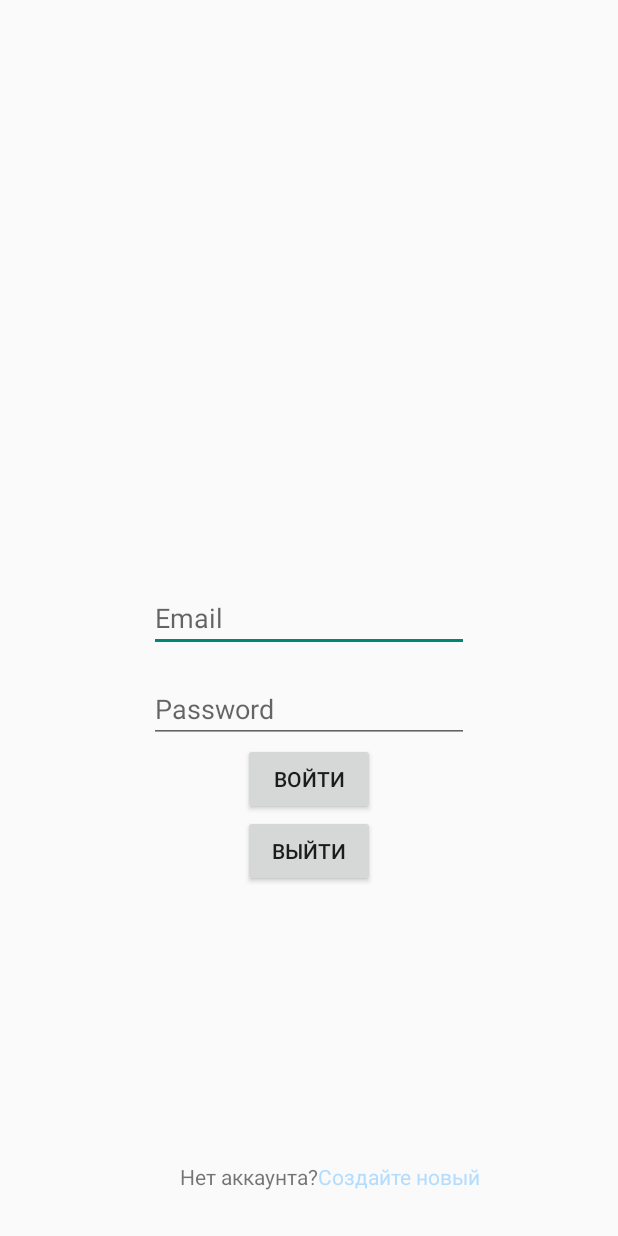
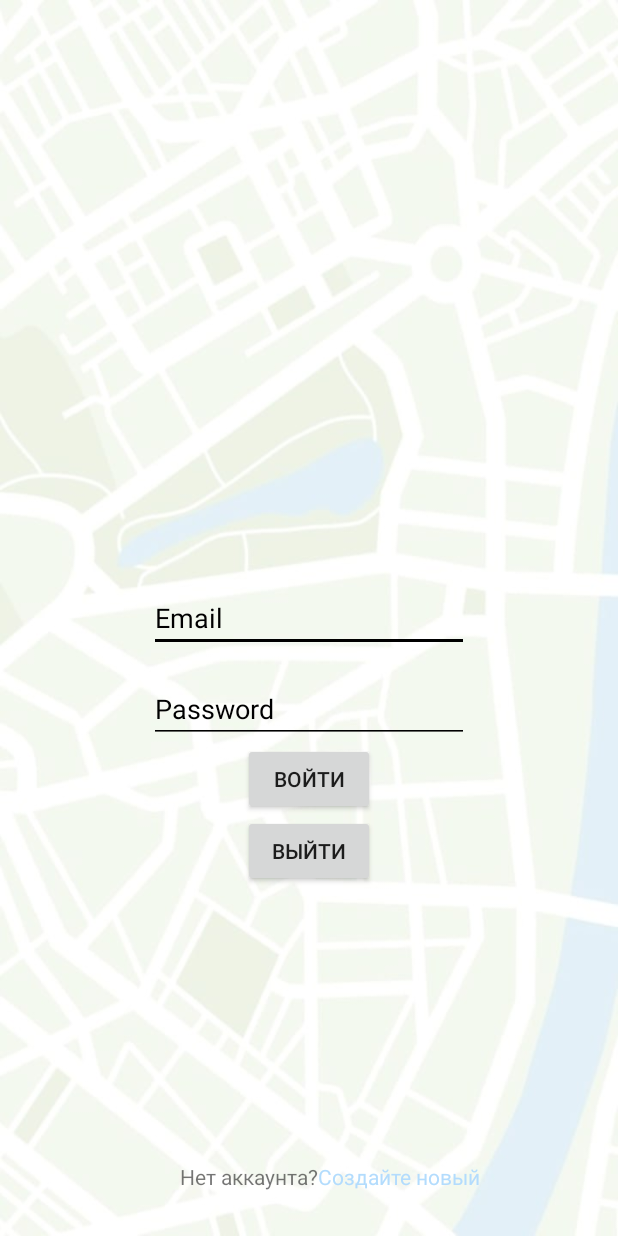
Before and after one commit to farhod849/Nah-i-d-win, an Android app: the screen it shows after launch (MainActivity), on a phone screen of 412 x 824 dp. Run offline under Robolectric (Android 15) with nearby library versions, the phone set to English and light mode, and no system bars; our stand-ins replace Firebase (no records; nobody signed in at launch, a user with empty details on screens opened directly).

Commit message:
commit 2
Changes:
- logout btn
- image buttons instead regular buttons
- some little job with bg and colors

```diff
--- a/app/src/main/res/layout/activity_main.xml
+++ b/app/src/main/res/layout/activity_main.xml
@@ -4,9 +4,11 @@
     xmlns:tools="http://schemas.android.com/tools"
     android:layout_width="match_parent"
     android:layout_height="match_parent"
-    tools:context=".activities.MainActivity">
+    tools:context=".activities.MainActivity"
+    android:background="@drawable/background_app">
 
     <androidx.fragment.app.FragmentContainerView
+
         android:id="@+id/ContainerFrag"
         android:layout_width="match_parent"
         android:layout_height="match_parent"
--- a/app/src/main/res/layout/fragment_login.xml
+++ b/app/src/main/res/layout/fragment_login.xml
@@ -4,7 +4,9 @@
     android:layout_width="match_parent"
     android:layout_height="match_parent"
     xmlns:app="http://schemas.android.com/apk/res-auto"
-    tools:context=".fragments.FragmentLogin">
+    tools:context=".fragments.FragmentLogin"
+    android:background="@drawable/background_app"
+    >
 
     <Button
 
@@ -17,7 +19,9 @@
         android:text="Выйти"/>
 
     <EditText
-
+        android:backgroundTint="@color/black"
+        android:textColor="@color/black"
+        android:textColorHint="@color/black"
         app:layout_constraintRight_toRightOf="parent"
         app:layout_constraintLeft_toLeftOf="parent"
         app:layout_constraintTop_toTopOf="parent"
@@ -36,6 +40,9 @@
         app:layout_constraintLeft_toLeftOf="parent"
         app:layout_constraintTop_toBottomOf="@id/TextEmail"
         android:id="@+id/TextPassword"
+        android:backgroundTint="@color/black"
+        android:textColor="@color/black"
+        android:textColorHint="@color/black"
         android:layout_width="wrap_content"
         android:layout_height="wrap_content"
         android:ems="10"
--- a/app/src/main/res/navigation/nav_graph.xml
+++ b/app/src/main/res/navigation/nav_graph.xml
@@ -41,7 +41,14 @@
         android:id="@+id/fragmentProfile"
         android:name="com.example.bus_app_e.fragments.FragmentProfile"
         android:label="fragment_profile"
-        tools:layout="@layout/fragment_profile" />
+        tools:layout="@layout/fragment_profile" >
+        <action
+            android:id="@+id/action_fragmentProfile_to_fragmentMainMenu"
+            app:destination="@id/fragmentMainMenu" />
+        <action
+            android:id="@+id/action_fragmentProfile_to_fragmentLogin"
+            app:destination="@id/fragmentLogin" />
+    </fragment>
     <fragment
         android:id="@+id/fragmentCreateTicket"
         android:name="com.example.bus_app_e.fragments.FragmentCreateTicket"
--- a/app/src/main/res/values-night/themes.xml
+++ b/app/src/main/res/values-night/themes.xml
@@ -3,5 +3,6 @@
     <style name="Base.Theme.Bus_App_e" parent="Theme.AppCompat.DayNight.NoActionBar">
         <item name="txtColor"> @color/white</item>
         <item name="bgcolor"> @color/white</item>
+        <item name="btncolor"> @color/white</item>
     </style>
 </resources>
--- a/app/src/main/res/values/attributes.xml
+++ b/app/src/main/res/values/attributes.xml
@@ -2,4 +2,5 @@
 <resources>
     <attr name = "txtColor" format="color"/>
     <attr name = "bgcolor" format="color"/>
+    <attr name = "btncolor" format="color"/>
 </resources>
--- a/app/src/main/res/values/strings.xml
+++ b/app/src/main/res/values/strings.xml
@@ -1,5 +1,4 @@
 <resources>
     <string name="app_name">Bus_App_e</string>
-    <!-- TODO: Remove or change this placeholder text -->
     <string name="hello_blank_fragment">Hello blank fragment</string>
 </resources>
--- a/app/src/main/res/values/themes.xml
+++ b/app/src/main/res/values/themes.xml
@@ -3,6 +3,7 @@
     <style name="Base.Theme.Bus_App_e" parent="Theme.AppCompat.DayNight.NoActionBar">
         <item name="txtColor"> @color/black</item>
         <item name="bgcolor"> @color/white</item>
+        <item name="btncolor"> @color/gray</item>
     </style>
 
     <style name="Theme.Bus_App_e" parent="Base.Theme.Bus_App_e" />
```
Also changed, not shown: app/src/main/java/com/example/bus_app_e/fragments/FragmentProfile.kt (+11 -1 lines), app/src/main/res/drawable/addticket.xml (added, +17 -0 lines), app/src/main/res/drawable/logout.xml (added, +21 -0 lines), app/src/main/res/drawable/profile.xml (+4 -20 lines), app/src/main/res/drawable/ticketlist.xml (added, +37 -0 lines), app/src/main/res/layout/fragment_main_menu.xml (+16 -10 lines), app/src/main/res/layout/fragment_profile.xml (+21 -6 lines), app/src/main/res/drawable/background_app.png (added), 1 other file.
